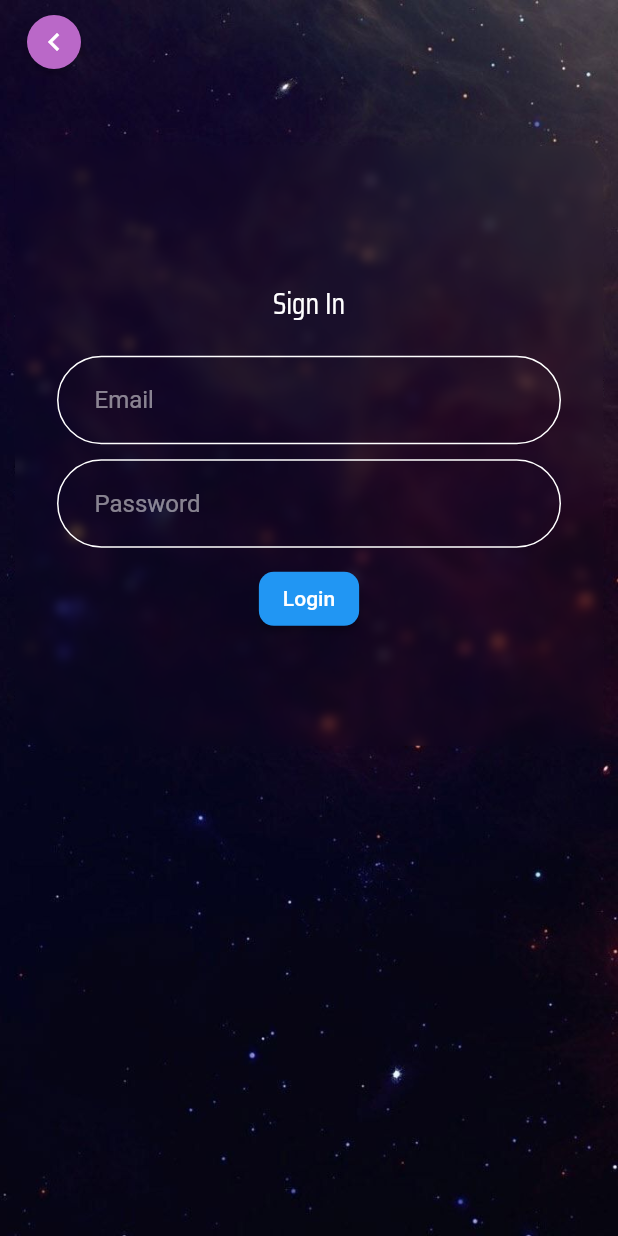
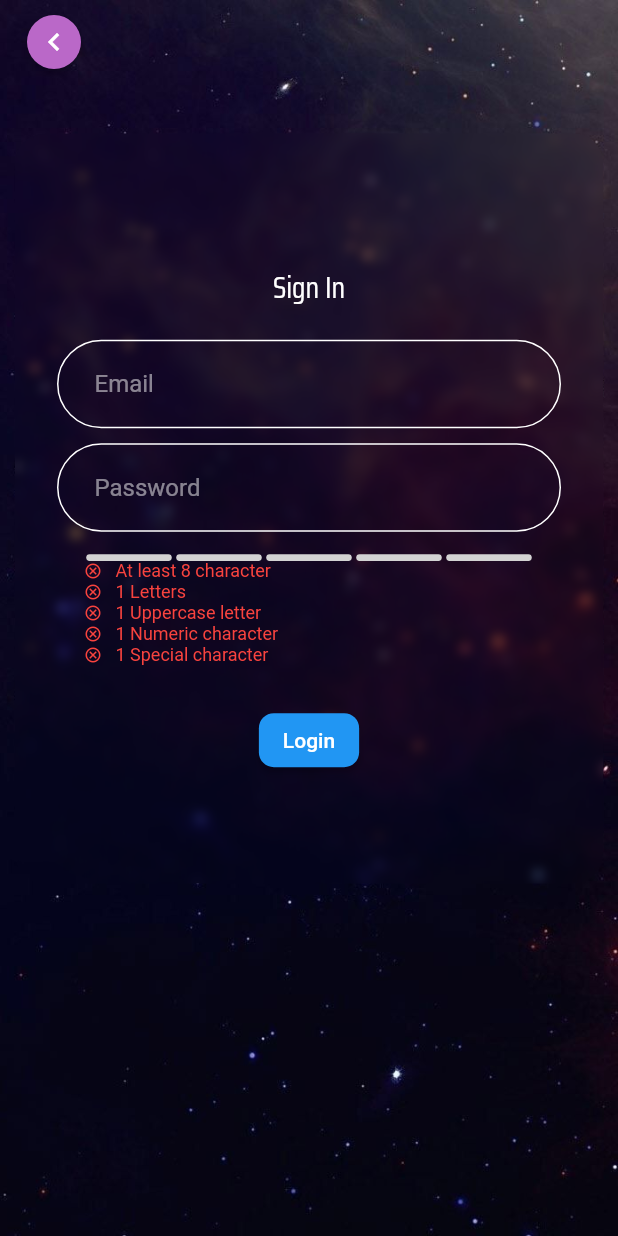
Before and after one commit to OscOkt021/Mini-Project_Oscar-Oktorian-Almando_NFT-Market, a Flutter app: the screen it shows after launch, after a tap on "Get Started", on a phone screen of 412 x 824 dp. Run offline on Flutter 3.47's test engine with Material 2 defaults, Android fonts, the phone set to English and light mode, and no system bars; drawn by our look-alikes of blurrycontainer, flutter_pw_validator; our stand-ins replace animated_splash_screen, bloc, card_swiper, dartz, dio, email_validator and 5 more; accounts and stored records are empty; network calls fail.

Commit message:
update pengerjaan mini project

```diff
--- a/Project/mini_project_nft_market/lib/presentation/home/main_widget.dart
+++ b/Project/mini_project_nft_market/lib/presentation/home/main_widget.dart
@@ -1,5 +1,7 @@
+import 'package:animated_splash_screen/animated_splash_screen.dart';
 import 'package:flutter/material.dart';
 import 'package:mini_project_nft_market/presentation/home/home.dart';
+import 'package:page_transition/page_transition.dart';
 
 // import 'package:mini_project_nft_market/presentation/details/detail_view.dart';
 
@@ -8,13 +10,21 @@ class MyApp extends StatelessWidget {
 
   @override
   Widget build(BuildContext context) {
-    return const MaterialApp(
+    return MaterialApp(
       title: "NFT Market",
       themeMode: ThemeMode.dark,
-      home: MyHomeMobile(),
+      // home: MyHomeMobile(),
       // home: DashboardPage(),
       // home: HomeJustTest(),
       // home: ListCreator(),
+      home: AnimatedSplashScreen(
+        splash: 'assets/images/bg/nft-explorer.png',
+        splashIconSize: 170,
+        nextScreen: const MyHomeMobile(),
+        splashTransition: SplashTransition.fadeTransition,
+        pageTransitionType: PageTransitionType.fade,
+        backgroundColor: Colors.purple,
+      ),
     );
   }
 }
--- a/Project/mini_project_nft_market/lib/presentation/login/login_page.dart
+++ b/Project/mini_project_nft_market/lib/presentation/login/login_page.dart
@@ -1,5 +1,6 @@
 import 'package:blurrycontainer/blurrycontainer.dart';
 import 'package:email_validator/email_validator.dart';
+import 'package:flutter_pw_validator/flutter_pw_validator.dart';
 import 'package:mini_project_nft_market/presentation/dashboard_page/dashboard_page.dart';
 import 'package:flutter/material.dart';
 import 'package:mini_project_nft_market/services/api/model/login_request.dart';
@@ -128,12 +129,12 @@ class _LoginState extends State<Login> {
                   ],
                 ),
                 SizedBox(
-                  height: MediaQuery.of(context).size.height * (5 / 100),
+                  height: MediaQuery.of(context).size.height * (4 / 100),
                 ),
                 BlurryContainer(
                   blur: 4,
                   borderRadius: BorderRadius.circular(20),
-                  height: 400,
+                  height: 500,
                   width: MediaQuery.of(context).size.width - 20,
                   child: Center(
                     child: ListView(
@@ -183,7 +184,9 @@ class _LoginState extends State<Login> {
                           ),
                         ),
                         Center(
-                          child: Padding(
+                          child: Column(
+                            children: [
+                              Padding(
                                 padding: const EdgeInsets.only(bottom: 10),
                                 child: TextField(
                                   style: const TextStyle(color: Colors.white),
@@ -207,6 +210,28 @@ class _LoginState extends State<Login> {
                                     ),
                                   ),
                                 ),
+                              ),
+                              const SizedBox(
+                                height: 5,
+                              ),
+                              FlutterPwValidator(
+                                controller: widget.passwordC,
+                                minLength: 8,
+                                uppercaseCharCount: 1,
+                                numericCharCount: 1,
+                                specialCharCount: 1,
+                                normalCharCount: 1,
+                                width: 300,
+                                height: 100,
+                                onSuccess: () {
+                                  ScaffoldMessenger.of(context).showSnackBar(
+                                      const SnackBar(
+                                          content:
+                                              Text("Password is matched")));
+                                },
+                                onFail: () {},
+                              ),
+                            ],
                           ),
                         ),
                         Center(
@@ -259,23 +284,12 @@ class Logins extends StatelessWidget {
               );
               context.read<AuthCubit>().signInUser(_requestData);
             } else {
-              showDialog(
-                context: context,
-                builder: (context) {
-                  return AlertDialog(
-                    title: const Text("Warning"),
-                    content: const Text("Email format is not Correct"),
-                    actions: [
-                      TextButton(
-                          onPressed: () {
-                            Navigator.pop(context);
-                          },
-                          child: const Text("OK"))
-                    ],
-                  );
-                },
-              );
+              ScaffoldMessenger.of(context).showSnackBar(
+                  const SnackBar(content: Text("Email format is invalid")));
             }
+          } else {
+            ScaffoldMessenger.of(context).showSnackBar(const SnackBar(
+                content: Text("Please fill email and Password")));
           }
         },
         child: const Text("Login"),
--- a/Project/mini_project_nft_market/pubspec.yaml
+++ b/Project/mini_project_nft_market/pubspec.yaml
@@ -45,6 +45,10 @@ dependencies:
   dio: ^4.0.6
   dartz: ^0.10.1
   email_validator: ^2.0.1
+  animated_splash_screen: ^1.2.0
+  page_transition: ^2.0.5
+  flutter_pw_validator: ^1.4.2
+
 
 
 dev_dependencies:
```
Also changed, not shown: Project/mini_project_nft_market/lib/presentation/content/detail_view.dart (+27 -2 lines), Project/mini_project_nft_market/lib/presentation/dashboard_page/dashboard_page.dart (+0 -16 lines), Project/mini_project_nft_market/lib/widgets/image_page.dart (added, +48 -0 lines), Project/mini_project_nft_market/assets/images/bg/nft-explorer.png (added), Project/mini_project_nft_market/pubspec.lock, 16 other files. Lines whose indentation alone changed are shown as unchanged.
